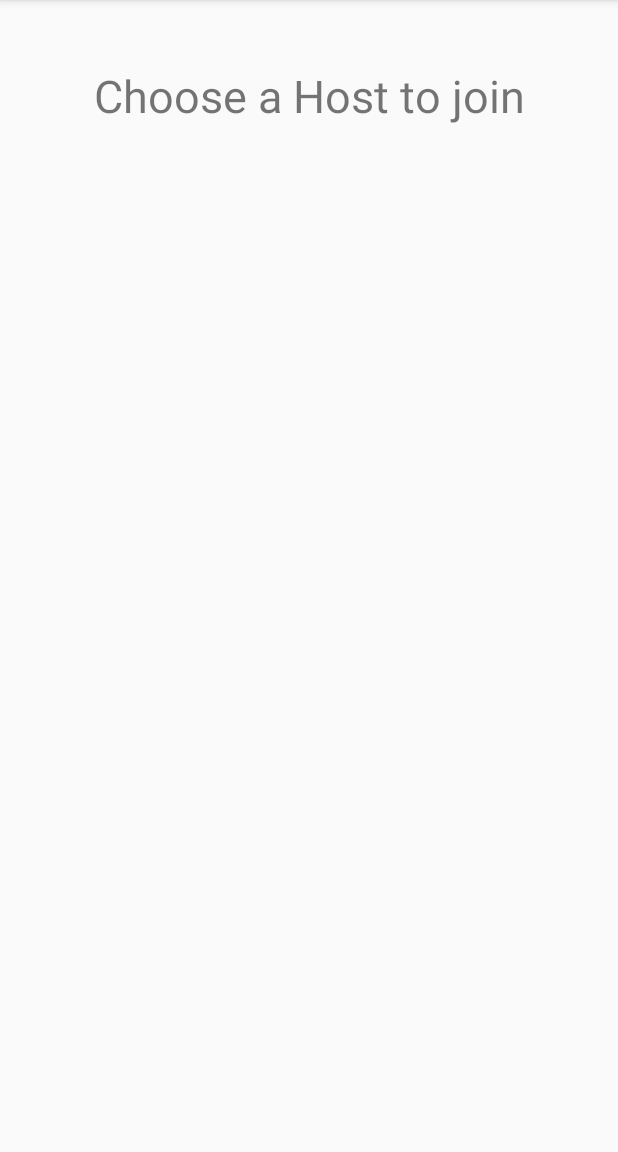
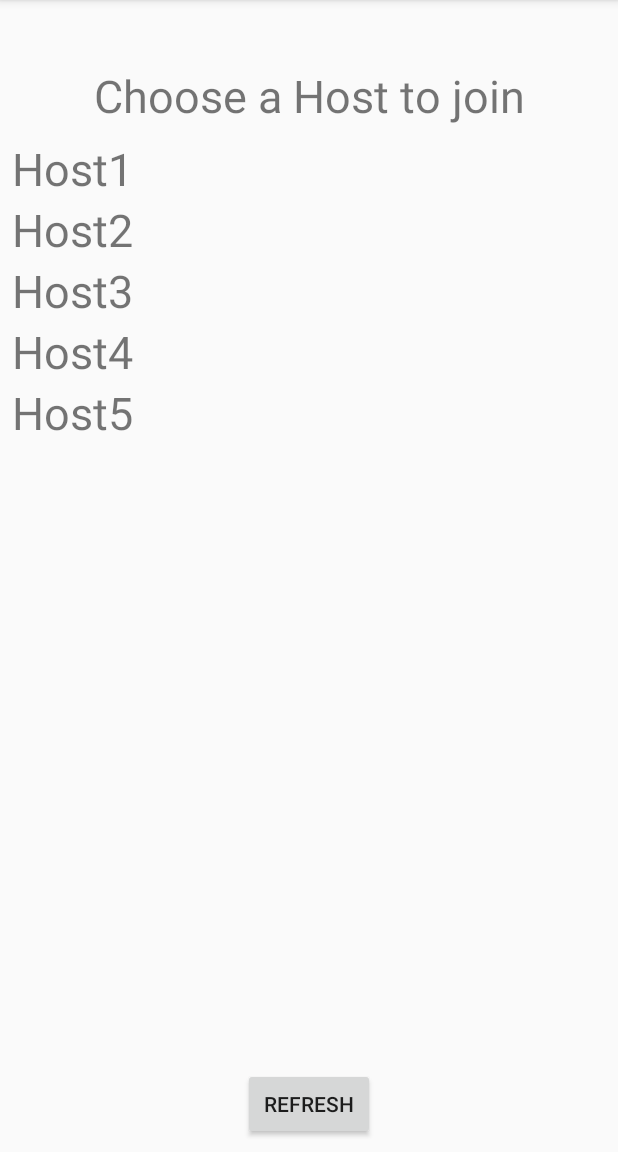
Before and after one commit to AxonDragonScale/SyncPlayer, an Android app: the ClientActivity screen opened directly, with no data from a screen before it, on a phone screen of 412 x 824 dp, the part 84-1236 px from its top. Run offline under Robolectric (Android 15) with nearby library versions, the phone set to English and light mode, and no system bars.

Commit message:
Added client size RecyclerView.
Client can now see all the dummy host names on a recycler view.

```diff
--- a/app/src/main/java/com/sdpd/syncplayer/ClientActivity.java
+++ b/app/src/main/java/com/sdpd/syncplayer/ClientActivity.java
@@ -22,5 +22,6 @@ public class ClientActivity extends AppCompatActivity {
 
         rvHostList.setHasFixedSize(true);
         rvHostList.setLayoutManager(layoutManager);
+        rvHostList.setAdapter(adapter);
     }
 }
--- a/app/src/main/java/com/sdpd/syncplayer/GlobalManager.java
+++ /dev/null
@@ -1,6 +0,0 @@
-package com.sdpd.syncplayer;
-
-public class GlobalManager {
-    public static final String HOST_SELECT_PATH = "HOST_SELECT_PATH";
-    public static final String HOST_SELECT_FILE = "HOST_SELECT_FILE";
-}
--- a/app/src/main/java/com/sdpd/syncplayer/HostActivity.java
+++ b/app/src/main/java/com/sdpd/syncplayer/HostActivity.java
@@ -56,8 +56,8 @@ public class HostActivity extends AppCompatActivity {
             public void onClick(View v) {
                 Intent intent = new Intent(HostActivity.this, PlayerActivity.class);
                 // TODO: Add whatever needs to be sent to PlayerActivity in the intent
-                intent.putExtra(GlobalManager.HOST_SELECT_PATH, lastSelectedMediaPath);
-                intent.putExtra(GlobalManager.HOST_SELECT_FILE, lastSelectedMediaFile);
+                intent.putExtra(getString(R.string.mediaSelectPathExtra), lastSelectedMediaPath);
+                intent.putExtra(getString(R.string.mediaSelectFileExtra), lastSelectedMediaFile);
 
                 startActivity(intent);
             }
--- a/app/src/main/java/com/sdpd/syncplayer/HostListAdapter.java
+++ b/app/src/main/java/com/sdpd/syncplayer/HostListAdapter.java
@@ -1,33 +1,71 @@
 package com.sdpd.syncplayer;
 
+import android.content.Context;
 import android.support.annotation.NonNull;
+import android.support.constraint.ConstraintLayout;
 import android.support.v7.widget.RecyclerView;
+import android.util.Log;
+import android.view.LayoutInflater;
 import android.view.View;
 import android.view.ViewGroup;
+import android.widget.TextView;
+import android.widget.Toast;
+
+import java.util.ArrayList;
 
 public class HostListAdapter extends RecyclerView.Adapter<HostListAdapter.HostViewHolder> {
 
+    ArrayList<String> hostNamesOnline;
+
+    public HostListAdapter() {
+        hostNamesOnline = new ArrayList<String>();
+        hostNamesOnline.add("Host1");
+        hostNamesOnline.add("Host2");
+        hostNamesOnline.add("Host3");
+        hostNamesOnline.add("Host4");
+        hostNamesOnline.add("Host5");
+    }
 
     @NonNull
     @Override
     public HostViewHolder onCreateViewHolder(@NonNull ViewGroup viewGroup, int i) {
-        return null;
+        LayoutInflater inflater = LayoutInflater.from(viewGroup.getContext());
+
+        View view = inflater.inflate(R.layout.host_list_item, viewGroup, false);
+
+        HostViewHolder viewHolder = new HostViewHolder(view);
+        Log.d("HOST_VIEW_CREATE", "CREATE: " + Integer.toString(i));
+        return viewHolder;
     }
 
     @Override
     public void onBindViewHolder(@NonNull HostViewHolder hostViewHolder, int i) {
-
+        TextView textView = hostViewHolder.textView;
+        textView.setText(hostNamesOnline.get(i));
+        textView.setOnClickListener(hostViewHolder);
+        Log.d("HOST_VIEW_CREATE", "BIND: " + Integer.toString(i));
     }
 
     @Override
     public int getItemCount() {
-        return 0;
+        return hostNamesOnline.size();
     }
 
-    public static class HostViewHolder extends RecyclerView.ViewHolder {
+    public class HostViewHolder extends RecyclerView.ViewHolder implements View.OnClickListener {
+        public ConstraintLayout row;
+        public TextView textView;
+
+        @Override
+        public void onClick(View view) {
+            int pos = getAdapterPosition();
+            Log.i("HOST_VIEW_CREATE", "BUTTON_PRESS");
+            Toast.makeText(view.getContext(), hostNamesOnline.get(pos), Toast.LENGTH_LONG).show();
+        }
 
         public HostViewHolder(@NonNull View itemView) {
             super(itemView);
+            row = (ConstraintLayout) itemView.findViewById(R.id.host_list_row);
+            textView = (TextView) itemView.findViewById(R.id.tv_item);
         }
     }
 }
--- a/app/src/main/java/com/sdpd/syncplayer/PlayerActivity.java
+++ b/app/src/main/java/com/sdpd/syncplayer/PlayerActivity.java
@@ -26,15 +26,15 @@ public class PlayerActivity extends AppCompatActivity {
         super.onCreate(savedInstanceState);
         setContentView(R.layout.activity_player);
 
-        String path = getIntent().getStringExtra(GlobalManager.HOST_SELECT_PATH);
-        File file = (File)getIntent().getSerializableExtra(GlobalManager.HOST_SELECT_FILE);
+        String path = getIntent().getStringExtra(getString(R.string.mediaSelectPathExtra));
+        File file = (File)getIntent().getSerializableExtra(getString(R.string.mediaSelectFileExtra));
         player = ExoPlayerFactory.newSimpleInstance(this);
         PlayerView pview = findViewById(R.id.xplayer);
         pview.setPlayer(player);
 
         // Produces DataSource instances through which media data is loaded.
         DataSource.Factory dataSourceFactory = new DefaultDataSourceFactory(this,
-                Util.getUserAgent(this, "@string/app_name"));
+                Util.getUserAgent(this, getString(R.string.app_name)));
         // This is the MediaSource representing the media to be played.
         MediaSource videoSource = new ExtractorMediaSource.Factory(dataSourceFactory)
                 .createMediaSource(Uri.fromFile(file));
--- a/app/src/main/res/layout/activity_client.xml
+++ b/app/src/main/res/layout/activity_client.xml
@@ -30,9 +30,22 @@
         android:layout_marginTop="8dp"
         android:layout_marginEnd="8dp"
         android:layout_marginBottom="8dp"
-        app:layout_constraintBottom_toBottomOf="parent"
+        app:layout_constraintBottom_toTopOf="@+id/button_refresh"
         app:layout_constraintEnd_toEndOf="parent"
+        app:layout_constraintHorizontal_bias="0.0"
         app:layout_constraintStart_toStartOf="parent"
         app:layout_constraintTop_toBottomOf="@+id/tv_chooseHost" />
 
+    <Button
+        android:id="@+id/button_refresh"
+        android:layout_width="wrap_content"
+        android:layout_height="wrap_content"
+        android:layout_marginStart="8dp"
+        android:layout_marginEnd="8dp"
+        android:layout_marginBottom="8dp"
+        android:text="Refresh"
+        app:layout_constraintBottom_toBottomOf="parent"
+        app:layout_constraintEnd_toEndOf="parent"
+        app:layout_constraintStart_toStartOf="parent" />
+
 </android.support.constraint.ConstraintLayout>
--- /dev/null
+++ b/app/src/main/res/layout/host_list_item.xml
@@ -0,0 +1,15 @@
+<?xml version="1.0" encoding="utf-8"?>
+<android.support.constraint.ConstraintLayout xmlns:app="http://schemas.android.com/apk/res-auto"
+    android:id="@+id/host_list_row"
+    xmlns:android="http://schemas.android.com/apk/res/android"
+    xmlns:tools="http://schemas.android.com/tools"
+    android:layout_width="match_parent"
+    android:layout_height="wrap_content">
+
+    <TextView
+        android:id="@+id/tv_item"
+        android:layout_width="match_parent"
+        android:layout_height="wrap_content"
+        android:textSize="30sp"/>
+
+</android.support.constraint.ConstraintLayout>
--- a/app/src/main/res/values/strings.xml
+++ b/app/src/main/res/values/strings.xml
@@ -3,4 +3,6 @@
     <string name="sharedPrefsKey">SyncPlayerSharedPreferencesKey</string>
     <string name="isFirstRunSharedPrefsKey">isFirstSyncPlayerRun</string>
     <string name="nickSharedPrefsKey">nickSyncPlayerUser</string>
+    <string name="mediaSelectPathExtra">MEDIA_SELECT_EXTRA_PATH</string>
+    <string name="mediaSelectFileExtra">MEDIA_SELECT_EXTRA_FILE</string>
 </resources>
```
